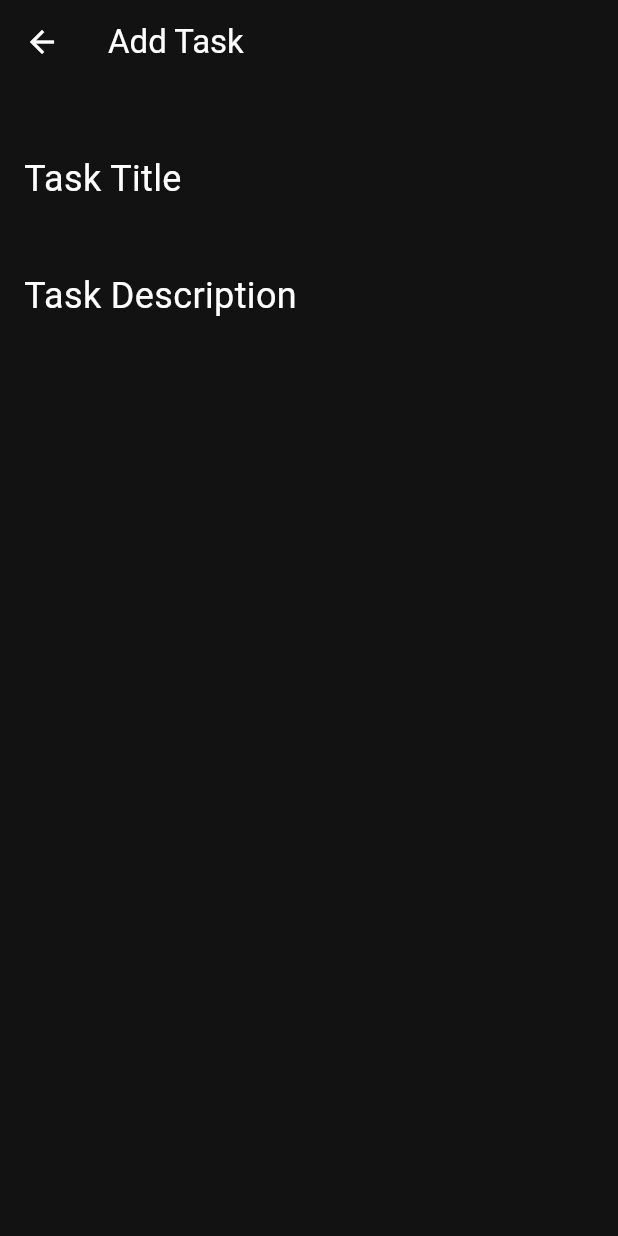
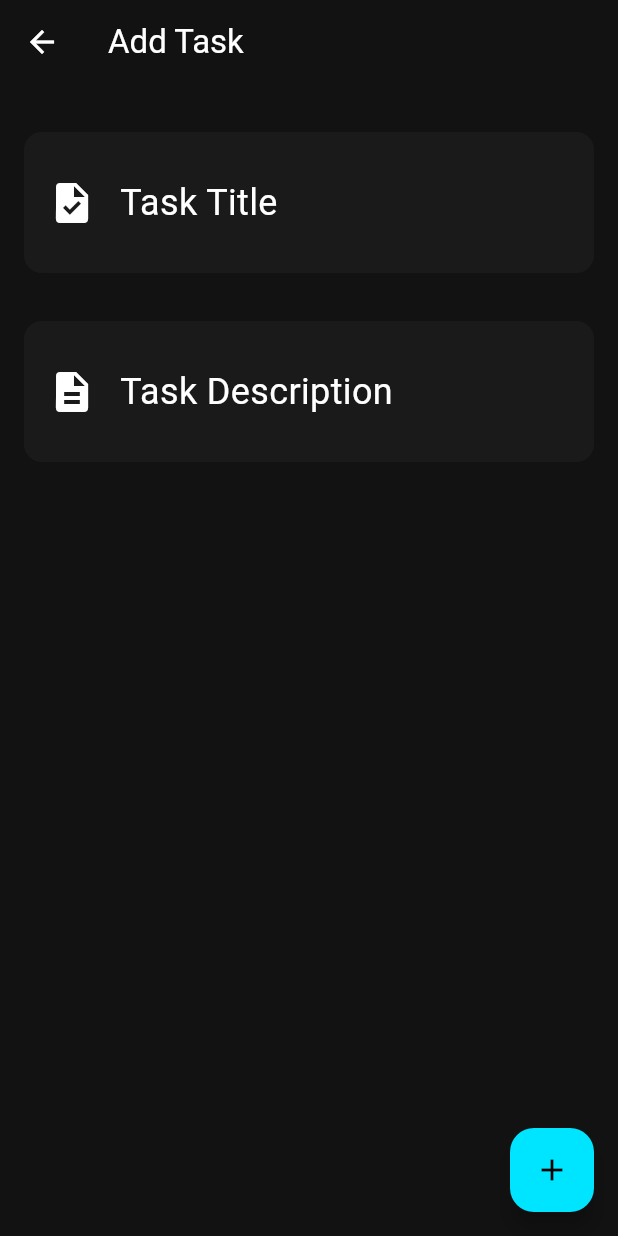
Before and after one commit to abdohhh/StarterTodoApp, a Flutter app: the screen it shows after launch, after a tap on the "add" icon, on a phone screen of 412 x 824 dp. Run offline on Flutter 3.47's test engine with Material 3 defaults, Android fonts, the phone set to English and light mode, and no system bars; our stand-ins replace animated_notch_bottom_bar, google_fonts, sqflite; missing offline and left inert: msh_checkbox; accounts and stored records are empty.

Commit message:
feat: update task model and database helper for task management, add UI enhancements and new dependencies

```diff
--- a/lib/main.dart
+++ b/lib/main.dart
@@ -1,17 +1,20 @@
 import 'package:flutter/material.dart';
+import 'package:todotasks/Models/task_model.dart';
 import 'package:todotasks/Screens/TaskDetailsScreen.dart';
 import 'package:todotasks/Screens/TaskListScreen.dart';
+import 'package:todotasks/core/DataBase/database_helper.dart';
 import 'package:todotasks/core/Routes/app_routes.dart';
 import 'package:todotasks/core/theme/app_themes.dart';
 
-void main() {
+void main() async {
+  WidgetsFlutterBinding.ensureInitialized();
+  await TasksDataBase().database;
+
   runApp(const MyApp());
 }
 
 class MyApp extends StatelessWidget {
   const MyApp({super.key});
-
-  // This widget is the root of your application.
   @override
   Widget build(BuildContext context) {
     return MaterialApp(
--- a/lib/screens/TaskDetailsScreen.dart
+++ b/lib/screens/TaskDetailsScreen.dart
@@ -1,5 +1,6 @@
 import 'package:flutter/material.dart';
-import 'package:syncfusion_flutter_datepicker/datepicker.dart';
+import 'package:todotasks/core/DataBase/database_helper.dart';
+import 'package:todotasks/models/task_model.dart';
 
 class Taskdetailsscreen extends StatefulWidget {
   const Taskdetailsscreen({super.key});
@@ -10,6 +11,12 @@ class Taskdetailsscreen extends StatefulWidget {
 
 class _TaskdetailsscreenState extends State<Taskdetailsscreen> {
   @override
+  TextEditingController TasktitleController = TextEditingController();
+  TextEditingController DescriptionController = TextEditingController();
+  int BottomcurrentIndex = 0;
+
+  @override
+  @override
   Widget build(BuildContext context) {
     return Scaffold(
       appBar: AppBar(title: Text('Add Task')),
@@ -18,7 +25,20 @@ class _TaskdetailsscreenState extends State<Taskdetailsscreen> {
         child: Column(
           children: [
             SizedBox(height: 16),
-            TextField(
+            Container(
+              margin: EdgeInsets.only(bottom: 16),
+              padding: EdgeInsets.all(16),
+              decoration: BoxDecoration(
+                color: Color(0xff1A1A1A),
+                borderRadius: BorderRadius.circular(12),
+              ),
+              child: Row(
+                children: [
+                  Icon(Icons.task, size: 32, color: Colors.white),
+                  SizedBox(width: 16),
+                  Expanded(
+                    child: TextField(
+                      controller: TasktitleController,
                       decoration: InputDecoration(
                         labelText: 'Task Title',
                         labelStyle: Theme.of(
@@ -31,8 +51,25 @@ class _TaskdetailsscreenState extends State<Taskdetailsscreen> {
                         border: InputBorder.none,
                       ),
                     ),
+                  ),
+                ],
+              ),
+            ),
             SizedBox(height: 16),
-            TextField(
+            Container(
+              margin: EdgeInsets.only(bottom: 16),
+              padding: EdgeInsets.all(16),
+              decoration: BoxDecoration(
+                color: Color(0xff1A1A1A),
+                borderRadius: BorderRadius.circular(12),
+              ),
+              child: Row(
+                children: [
+                  Icon(Icons.description, size: 32, color: Colors.white),
+                  SizedBox(width: 16),
+                  Expanded(
+                    child: TextField(
+                      controller: DescriptionController,
                       decoration: InputDecoration(
                         labelText: 'Task Description',
                         labelStyle: Theme.of(
@@ -45,8 +82,24 @@ class _TaskdetailsscreenState extends State<Taskdetailsscreen> {
                         border: InputBorder.none,
                       ),
                     ),
+                  ),
                 ],
               ),
+            ),
+          ],
+        ),
+      ),
+      floatingActionButton: FloatingActionButton(
+        onPressed: () {
+          TaskModel newtask = TaskModel(
+            Tasktitle: TasktitleController.text,
+            Description: DescriptionController.text,
+            // TaskAlarm: DateTime.now(),
+          );
+          TasksDataBase().insertTask(newtask);
+          Navigator.pop(context);
+        },
+        child: Icon(Icons.add),
       ),
     );
   }
--- a/lib/screens/TaskListScreen.dart
+++ b/lib/screens/TaskListScreen.dart
@@ -1,5 +1,8 @@
+import 'package:animated_notch_bottom_bar/animated_notch_bottom_bar/animated_notch_bottom_bar.dart';
 import 'package:flutter/material.dart';
 import 'package:intl/intl.dart';
+import 'package:msh_checkbox/msh_checkbox.dart';
+import 'package:todotasks/core/DataBase/database_helper.dart';
 import 'package:todotasks/core/Routes/app_routes.dart';
 import 'package:todotasks/core/assets/app_icons.dart';
 import 'package:todotasks/models/task_model.dart';
@@ -15,7 +18,26 @@ class _TasklistscreenState extends State<Tasklistscreen> {
   int activeindex = 0;
   List<String> filter = ['All Tasks', 'Work', 'Personal', 'Shopping', 'Others'];
   int BottomcurrentIndex = 0;
-  // bool value = false;
+  List<TaskModel> tasks = [];
+  final NotchBottomBarController _notchController = NotchBottomBarController(
+    index: 0,
+  );
+  @override
+  void initState() {
+    super.initState();
+    refresh();
+  }
+
+  loadData() async {
+    var loadedTasks = await TasksDataBase().getTasks;
+    tasks = loadedTasks.map((e) => TaskModel.fromMap(e)).toList();
+  }
+
+  refresh() async {
+    await loadData();
+    setState(() {});
+  }
+
   @override
   Widget build(BuildContext context) {
     return Scaffold(
@@ -26,13 +48,7 @@ class _TasklistscreenState extends State<Tasklistscreen> {
             CircleAvatar(
               radius: 20,
               backgroundColor: Colors.white,
-              child: Image.asset(
-                AppIcons.home,
-                width: 35,
-                height: 35,
-                alignment: Alignment.center,
-                fit: BoxFit.none,
-              ),
+              backgroundImage: AssetImage(AppIcons.home),
             ),
           ],
         ),
@@ -46,7 +62,7 @@ class _TasklistscreenState extends State<Tasklistscreen> {
               ).textTheme.displayLarge?.copyWith(fontSize: 18),
             ),
             Text(
-              'Here are your ${testdata.length} tasks for today',
+              'Here are your ${tasks.length} tasks for today',
               style: Theme.of(
                 context,
               ).textTheme.bodyMedium?.copyWith(fontSize: 12),
@@ -99,7 +115,7 @@ class _TasklistscreenState extends State<Tasklistscreen> {
             Flexible(
               child: ListView.builder(
                 physics: BouncingScrollPhysics(),
-                itemCount: testdata.length,
+                itemCount: tasks.length,
                 itemBuilder: (BuildContext context, int index) {
                   return Container(
                     margin: EdgeInsets.only(bottom: 16),
@@ -110,37 +126,60 @@ class _TasklistscreenState extends State<Tasklistscreen> {
                     ),
                     child: Row(
                       children: [
-                        Checkbox(
-                          value: testdata[index].isCompleted,
+                        //* MSHCheckbox
+                        MSHCheckbox(
+                          checkedColor: Color(0xFF22D3EE),
+                          size: 24,
+                          style: MSHCheckboxStyle.fillScaleCheck,
+                          value: tasks[index].isCompleted!,
                           onChanged: (bool? newValue) {
                             setState(() {
-                              testdata[index].isCompleted = newValue ?? false;
+                              tasks[index].isCompleted = newValue ?? false;
+
+                              TasksDataBase().updateTask(
+                                tasks[index].id!,
+                                tasks[index],
+                              );
                             });
                           },
                         ),
                         SizedBox(width: 16),
-                        Column(
+                        Expanded(
+                          child: Column(
                             crossAxisAlignment: CrossAxisAlignment.start,
                             children: [
                               Text(
-                              testdata[index].Tasktitle,
-                              style: Theme.of(context).textTheme.bodyMedium,
+                                tasks[index].Tasktitle,
+                                style: Theme.of(
+                                  context,
+                                ).textTheme.bodyMedium!.copyWith(fontSize: 24),
                               ),
                               Text(
-                              testdata[index].Description,
-                              style: Theme.of(context).textTheme.bodySmall,
+                                tasks[index].Description,
+                                style: Theme.of(
+                                  context,
+                                ).textTheme.bodySmall!.copyWith(fontSize: 18),
+                                overflow: TextOverflow.ellipsis,
                               ),
-                            Text(
-                              testdata[index].TaskAlarm != null
-                                  ? DateFormat.yMMMEd().format(
-                                      testdata[index].TaskAlarm!,
-                                    )
-                                  : 'No Alarm',
-                              style: Theme.of(context).textTheme.bodySmall,
-                            ),
+                              // Text(
+                              //   tasks[index].TaskAlarm != null
+                              //       ? DateFormat.yMMMEd().format(
+                              //           tasks[index].TaskAlarm!,
+                              //         )
+                              //       : 'No Alarm',
+                              //   style: Theme.of(context).textTheme.bodySmall,
+                              // ),
                             ],
                           ),
-                        SizedBox(width: 16),
+                        ),
+                        // Spacer(),
+                        IconButton(
+                          onPressed: () async {
+                            await TasksDataBase().deleteTask(tasks[index].id!);
+                            refresh();
+                          },
+                          icon: Icon(Icons.delete_outline, color: Colors.white),
+                        ),
                       ],
                     ),
                   );
@@ -151,37 +190,61 @@ class _TasklistscreenState extends State<Tasklistscreen> {
         ),
       ),
       floatingActionButton: FloatingActionButton(
-        onPressed: () {
-          Navigator.pushNamed(context, Approutes.TaskDetailsScreen);
+        onPressed: () async {
+          await Navigator.pushNamed(context, Approutes.TaskDetailsScreen);
+          // showDialog(
+          //   context: context,
+          //   builder: (context) {
+          //     return AlertDialog(
+          //       alignment: Alignment.bottomCenter,
+          //       title: Text('Add New Task'),
+          //       content: Text("data"),
+          //     );
+          //   },
+          // );
+          refresh();
         },
         child: Icon(Icons.add),
       ),
-      bottomNavigationBar: BottomNavigationBar(
-        currentIndex: BottomcurrentIndex,
+      bottomNavigationBar: AnimatedNotchBottomBar(
+        kIconSize: 24,
+        kBottomRadius: 12,
+        removeMargins: false,
+        bottomBarWidth: 500,
+        showShadow: false,
+        durationInMilliSeconds: 300,
+        shadowElevation: 5,
+        elevation: 1,
+        notchBottomBarController: _notchController,
+        color: Color(0xff1A1A1A),
+        showLabel: true,
+        notchColor: Color(0xFF22D3EE),
+        bottomBarItems: [
+          BottomBarItem(
+            inActiveItem: Icon(Icons.home_outlined, color: Colors.white),
+            activeItem: Icon(Icons.home_filled, color: Colors.white),
+            itemLabel: 'Home',
+          ),
+          BottomBarItem(
+            inActiveItem: Icon(
+              Icons.calendar_today_outlined,
+              color: Colors.white,
+            ),
+            activeItem: Icon(Icons.calendar_today, color: Colors.white),
+            itemLabel: 'Calendar',
+          ),
+          BottomBarItem(
+            inActiveItem: Icon(Icons.person_outline, color: Colors.white),
+            activeItem: Icon(Icons.person, color: Colors.white),
+            itemLabel: 'Profile',
+          ),
+        ],
         onTap: (index) {
           setState(() {
             BottomcurrentIndex = index;
+            _notchController.index = index;
           });
         },
-        selectedItemColor: Color(0xFF22D3EE),
-        unselectedItemColor: Colors.white,
-        items: [
-          BottomNavigationBarItem(
-            icon: Icon(Icons.home),
-            label: 'Home',
-            activeIcon: Icon(Icons.home_filled),
-          ),
-          BottomNavigationBarItem(
-            icon: Icon(Icons.calendar_today),
-            label: 'Calendar',
-            activeIcon: Icon(Icons.calendar_today),
-          ),
-          BottomNavigationBarItem(
-            icon: Icon(Icons.person),
-            label: 'Profile',
-            activeIcon: Icon(Icons.person),
-          ),
-        ],
       ),
     );
   }
--- a/pubspec.yaml
+++ b/pubspec.yaml
@@ -39,6 +39,8 @@ dependencies:
   google_fonts: ^8.0.2
   intl: ^0.20.2
   syncfusion_flutter_datepicker: ^33.1.47
+  msh_checkbox: ^2.0.1
+  animated_notch_bottom_bar: ^1.0.4
 
 dev_dependencies:
   flutter_test:
```
Also changed, not shown: lib/Core/DataBase/database_helper.dart (+25 -20 lines), lib/Models/task_model.dart (+17 -44 lines), pubspec.lock. Lines whose indentation alone changed are shown as unchanged.
